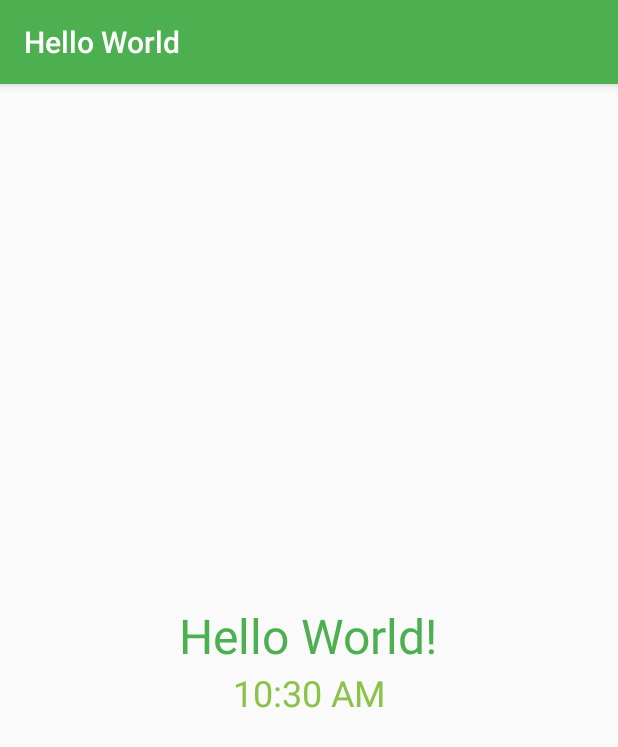
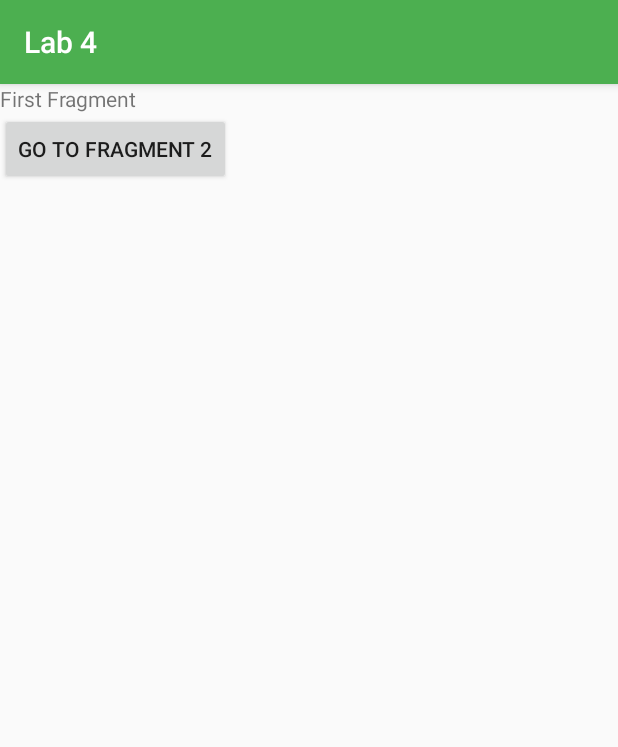
Before and after one commit to irwantokong/learn-tktpl-1706979303, an Android app: the screen it shows after launch (MainActivity), on a phone screen of 412 x 824 dp. Shown: the top 747 px of the screen. Run offline under Robolectric (Android 15) with nearby library versions, the phone set to English and light mode, and no system bars.

Commit message:
Implement fragment back button pressed

```diff
--- a/app/build.gradle
+++ b/app/build.gradle
@@ -4,7 +4,7 @@ android {
     compileSdkVersion 29
 
     defaultConfig {
-        applicationId "id.ac.ui.cs.mobileprogramming.irwanto.helloworld"
+        applicationId "id.ac.ui.cs.mobileprogramming.irwanto.lab4"
         minSdkVersion 28
         targetSdkVersion 29
         versionCode 1
@@ -25,6 +25,7 @@ dependencies {
     implementation fileTree(dir: "libs", include: ["*.jar"])
     implementation 'androidx.appcompat:appcompat:1.2.0'
     implementation 'androidx.constraintlayout:constraintlayout:2.0.1'
+    implementation 'androidx.legacy:legacy-support-v4:1.0.0'
     testImplementation 'junit:junit:4.12'
     androidTestImplementation 'androidx.test.ext:junit:1.1.2'
     androidTestImplementation 'androidx.test.espresso:espresso-core:3.3.0'
--- a/app/src/main/AndroidManifest.xml
+++ b/app/src/main/AndroidManifest.xml
@@ -1,15 +1,15 @@
 <?xml version="1.0" encoding="utf-8"?>
 <manifest xmlns:android="http://schemas.android.com/apk/res/android"
-    package="id.ac.ui.cs.mobileprogramming.irwanto.helloworld">
+    package="id.ac.ui.cs.mobileprogramming.irwanto.lab4">
 
     <application
         android:allowBackup="true"
         android:icon="@mipmap/ic_launcher"
-        android:label="@string/app_name"
+        android:label="Lab 4"
         android:roundIcon="@mipmap/ic_launcher_round"
         android:supportsRtl="true"
         android:theme="@style/AppTheme">
-        <activity android:name=".MainActivity">
+        <activity android:name="id.ac.ui.cs.mobileprogramming.irwanto.lab4.MainActivity">
             <intent-filter>
                 <action android:name="android.intent.action.MAIN" />
 
--- /dev/null
+++ b/app/src/main/java/id/ac/ui/cs/mobileprogramming/irwanto/lab4/MainActivity.java
@@ -0,0 +1,25 @@
+package id.ac.ui.cs.mobileprogramming.irwanto.lab4;
+
+import androidx.appcompat.app.AppCompatActivity;
+import androidx.fragment.app.FragmentManager;
+import androidx.fragment.app.FragmentTransaction;
+
+import android.os.Bundle;
+
+import id.ac.ui.cs.mobileprogramming.irwanto.lab4.view.ItemListFragment;
+
+public class MainActivity extends AppCompatActivity {
+    FragmentManager fragmentManager = getSupportFragmentManager();
+
+    @Override
+    protected void onCreate(Bundle savedInstanceState) {
+        super.onCreate(savedInstanceState);
+        setContentView(R.layout.activity_main);
+
+        FragmentTransaction fragmentTransaction = fragmentManager.beginTransaction();
+        ItemListFragment itemListFragment = (ItemListFragment) new ItemListFragment();
+        fragmentTransaction.add(R.id.main_container, itemListFragment);
+        fragmentTransaction.commit();
+
+    }
+}
--- /dev/null
+++ b/app/src/main/java/id/ac/ui/cs/mobileprogramming/irwanto/lab4/view/ItemListFragment.java
@@ -0,0 +1,51 @@
+package id.ac.ui.cs.mobileprogramming.irwanto.lab4.view;
+
+import android.os.Bundle;
+
+import androidx.annotation.Nullable;
+import androidx.fragment.app.Fragment;
+import androidx.fragment.app.FragmentManager;
+import androidx.fragment.app.FragmentTransaction;
+
+import android.view.LayoutInflater;
+import android.view.View;
+import android.view.ViewGroup;
+import android.widget.Button;
+
+import id.ac.ui.cs.mobileprogramming.irwanto.lab4.R;
+
+public class ItemListFragment extends Fragment {
+    private View view;
+    private FragmentManager fragmentManager;
+    private ItemDetailFragment itemDetailFragment;
+
+    public ItemListFragment() {
+        // Required empty public constructor
+    }
+
+    @Override
+    public View onCreateView(LayoutInflater inflater, ViewGroup container,
+                             Bundle savedInstanceState) {
+        // Inflate the layout for this fragment
+        view = inflater.inflate(R.layout.fragment_item_list, container, false);
+        fragmentManager = getActivity().getSupportFragmentManager();
+
+        Button button = (Button) view.findViewById(R.id.go_button);
+        button.setOnClickListener(new View.OnClickListener() {
+            @Override
+            public void onClick(View v) {
+                FragmentTransaction fragmentTransaction = fragmentManager.beginTransaction();
+                ItemDetailFragment itemDetailFragment = new ItemDetailFragment();
+                fragmentTransaction.replace(R.id.main_container, itemDetailFragment);
+                fragmentTransaction.addToBackStack(this.getClass().getName());
+                fragmentTransaction.commit();
+            }
+        });
+        return view;
+    }
+
+    @Override
+    public void onActivityCreated(@Nullable Bundle savedInstanceState) {
+        super.onActivityCreated(savedInstanceState);
+    }
+}
--- a/app/src/main/res/layout/activity_main.xml
+++ b/app/src/main/res/layout/activity_main.xml
@@ -8,25 +8,10 @@
     tools:context=".MainActivity">
 
     <LinearLayout
+        android:id="@+id/main_container"
         android:layout_width="match_parent"
         android:layout_height="wrap_content"
-        android:orientation="vertical"
-        android:layout_gravity="center">
-
-        <TextView
-            android:layout_width="wrap_content"
-            android:layout_height="wrap_content"
-            android:layout_gravity="center"
-            android:text="@string/hello_world"
-            android:textColor="@color/colorPrimary"
-            android:textSize="32sp" />
-
-        <TextClock
-            android:layout_width="wrap_content"
-            android:layout_height="wrap_content"
-            android:layout_gravity="center"
-            android:textSize="24sp"
-            android:textColor="@color/colorAccent"/>
+        android:orientation="vertical">
 
     </LinearLayout>
 
--- /dev/null
+++ b/app/src/main/res/layout/fragment_item_list.xml
@@ -0,0 +1,19 @@
+<LinearLayout xmlns:android="http://schemas.android.com/apk/res/android"
+    xmlns:tools="http://schemas.android.com/tools"
+    android:layout_width="match_parent"
+    android:layout_height="match_parent"
+    tools:context="id.ac.ui.cs.mobileprogramming.irwanto.lab4.view.ItemListFragment"
+    android:orientation="vertical">
+
+    <TextView
+        android:layout_width="match_parent"
+        android:layout_height="match_parent"
+        android:text="First Fragment" />
+
+    <Button
+        android:id="@+id/go_button"
+        android:layout_width="wrap_content"
+        android:layout_height="wrap_content"
+        android:text="Go to fragment 2" />
+
+</LinearLayout>
--- a/app/src/main/res/values/strings.xml
+++ b/app/src/main/res/values/strings.xml
@@ -1,4 +1,6 @@
 <resources>
     <string name="app_name">Hello World</string>
     <string name="hello_world">Hello World!</string>
+    <!-- TODO: Remove or change this placeholder text -->
+    <string name="hello_blank_fragment">Hello blank fragment</string>
 </resources>
```
Also changed, not shown: app/src/main/java/id/ac/ui/cs/mobileprogramming/irwanto/helloworld/MainActivity.java (deleted, +0 -14 lines), app/src/main/java/id/ac/ui/cs/mobileprogramming/irwanto/lab4/view/ItemDetailFragment.java (added, +32 -0 lines), app/src/main/res/layout/fragment_item_detail.xml (added, +13 -0 lines), 4 other files.
